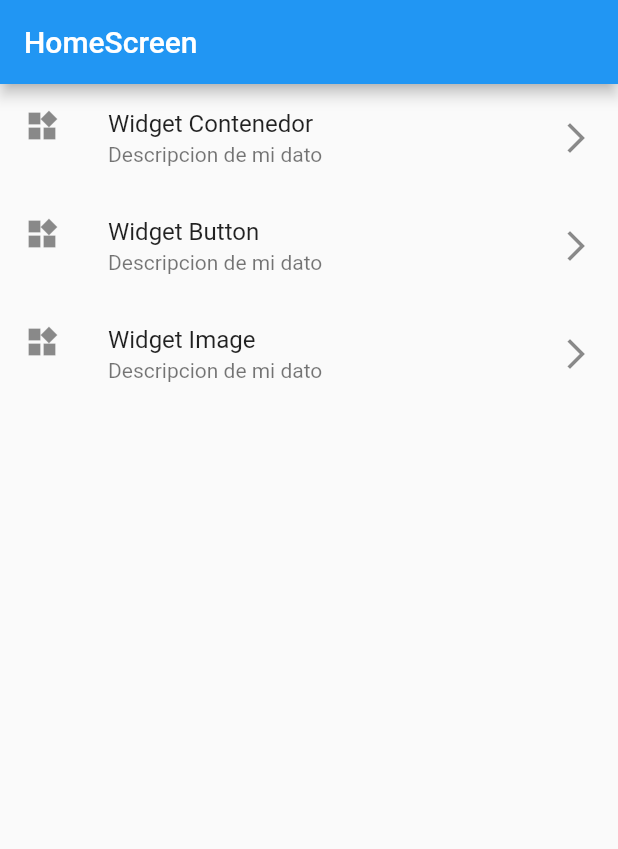
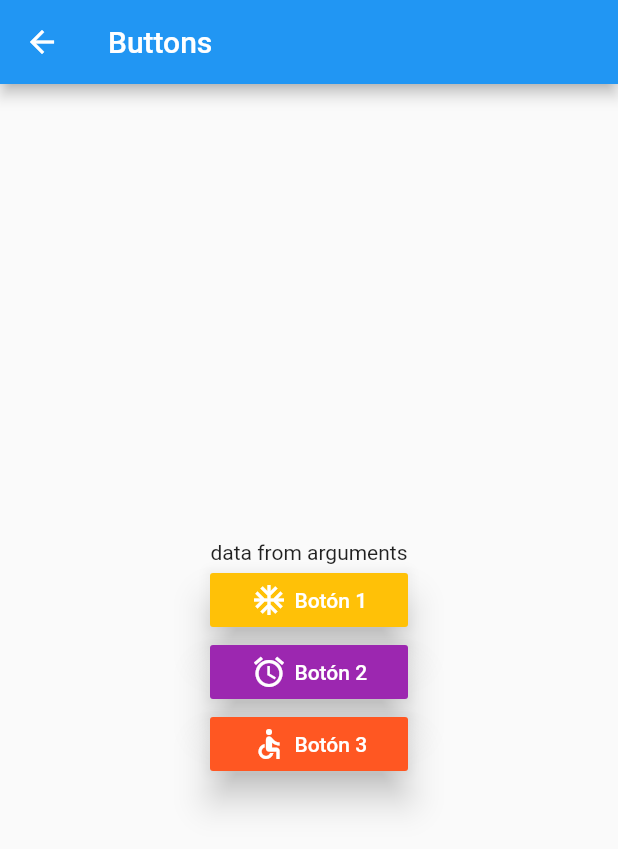
Before and after one commit to developerszen/Nociones-basicas-flutter, a Flutter app: the screen it shows after launch, after a tap on "Widget Button", on a phone screen of 412 x 824 dp. Shown: the top 849 px of the screen. Run offline on Flutter 3.47's test engine with Material 2 defaults, Android fonts, the phone set to English and light mode, and no system bars; network calls fail.

Commit message:
navegacion entre rutas

```diff
--- /dev/null
+++ b/lib/button_screen.dart
@@ -0,0 +1,45 @@
+import 'package:app_contador/widgets/button.dart';
+import 'package:flutter/material.dart';
+
+class ButtonScreen extends StatelessWidget {
+    const ButtonScreen({Key key}) : super(key: key);
+
+    @override
+    Widget build(BuildContext context) {
+
+        final dataFromScreen = ModalRoute.of(context).settings.arguments;
+
+        return Scaffold(
+            appBar: AppBar(
+                title: Text('Buttons'),
+            ),
+            body: Center(
+                child: Column(
+                    mainAxisAlignment: MainAxisAlignment.center,
+                    children: [
+                        // Text(dataFromScreen),
+                        dataFromScreen,
+                        MyButton(
+                            text: 'Botón 1',
+                            icono: Icon(Icons.ac_unit),
+                            color: Colors.amber,
+                            onTap: () => print('Soy boton 1')
+                        ),
+                        MyButton(
+                            text: 'Botón 2',
+                            icono: Icon(Icons.access_alarm),
+                            color: Colors.purple,
+                            onTap: () => print('Soy boton 2')
+                        ),
+                        MyButton(
+                            text: 'Botón 3',
+                            icono: Icon(Icons.accessible),
+                            color: Colors.deepOrange,
+                            onTap: () => print('Soy boton 3')
+                        ),
+                    ],
+                ),
+            ),
+        );
+    }
+}
--- a/lib/container_screen.dart
+++ b/lib/container_screen.dart
@@ -3,7 +3,9 @@ import 'package:app_contador/widgets/container.dart';
 import 'package:flutter/material.dart';
 
 class ContainerScreen extends StatefulWidget {
-    ContainerScreen({Key key}) : super(key: key);
+    ContainerScreen({Key key, this.texto}) : super(key: key);
+
+    final String texto;
 
     @override
     _ContainerScreenState createState() => _ContainerScreenState();
@@ -18,6 +20,7 @@ class _ContainerScreenState extends State<ContainerScreen> {
             ),
             body: ListView(
                 children: [
+                    Text('${widget.texto}'),
                     MyContainer(texto: 'Contenedor 1', colorFondo: Colors.amber),
                     MyContainer(texto: 'Contenedor 2', colorFondo: Colors.cyan),
                     MyContainer(texto: 'Contenedor 3', colorFondo: Colors.green),
```
Also changed, not shown: lib/card_screen.dart (added, +18 -0 lines), lib/home_screen.dart (+24 -3 lines), lib/image_screen.dart (+13 -10 lines), lib/main.dart (+13 -80 lines), lib/widgets/card.dart (added, +21 -0 lines), lib/widgets/image.dart (+9 -4 lines).
